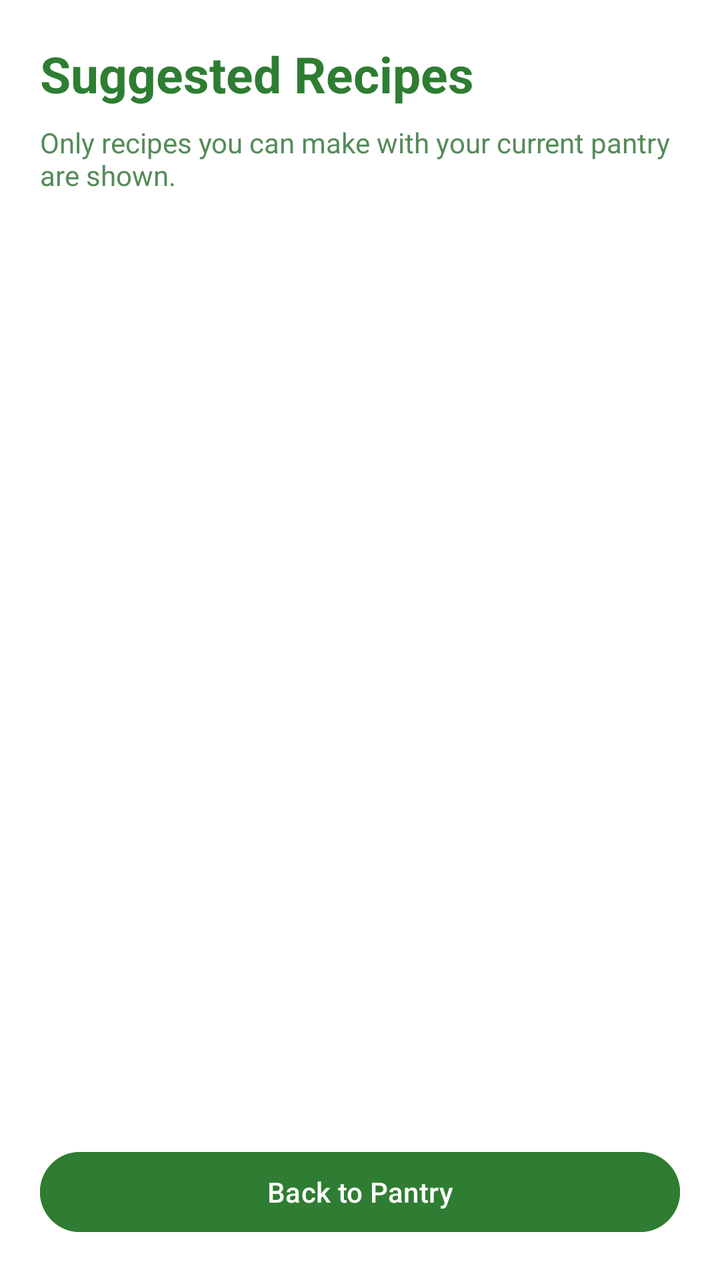
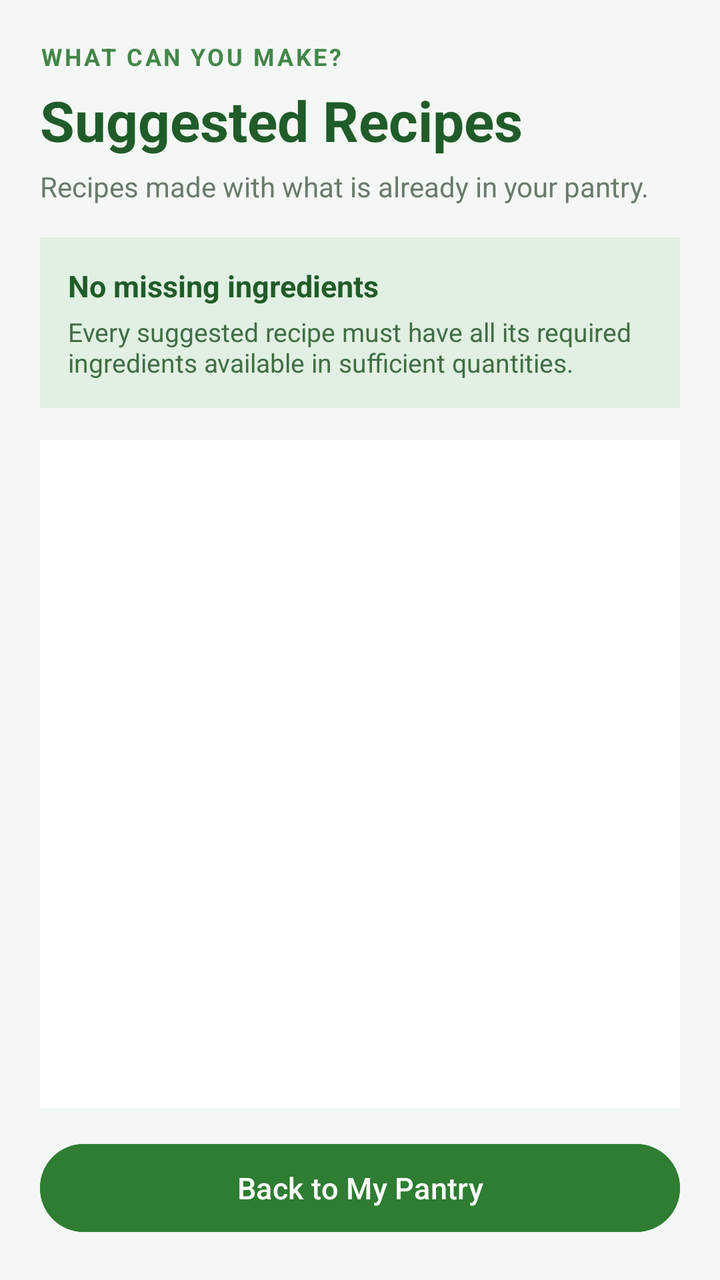

Screens rendered from an Android XML layout before and after an edit, with the pre-edit source and the edit as a unified diff.
<!-- AndroidManifest.xml: application theme Theme.Smartpantrymanager -->
<!-- res/layout/activity_suggested_recipes.xml -->
<?xml version="1.0" encoding="utf-8"?>
<LinearLayout xmlns:android="http://schemas.android.com/apk/res/android"
    android:layout_width="match_parent"
    android:layout_height="match_parent"
    android:orientation="vertical"
    android:padding="20dp"
    android:background="#FFFFFF">

    <TextView
        android:layout_width="match_parent"
        android:layout_height="wrap_content"
        android:text="Suggested Recipes"
        android:textSize="25sp"
        android:textStyle="bold"
        android:textColor="#2E7D32"
        android:paddingBottom="8dp" />

    <TextView
        android:layout_width="match_parent"
        android:layout_height="wrap_content"
        android:text="Only recipes you can make with your current pantry are shown."
        android:textSize="14sp"
        android:textColor="#558B5A"
        android:paddingBottom="12dp" />

    <TextView
        android:id="@+id/txtNoRecipes"
        android:layout_width="match_parent"
        android:layout_height="wrap_content"
        android:text="No recipes match your pantry yet. Add more ingredients."
        android:textColor="#2E7D32"
        android:background="#E8F5E9"
        android:visibility="gone"
        android:padding="12dp" />

    <ListView
        android:id="@+id/listRecipes"
        android:layout_width="match_parent"
        android:layout_height="0dp"
        android:layout_weight="1"
        android:divider="#C8E6C9"
        android:dividerHeight="1dp" />

    <Button
        android:id="@+id/btnBackToPantry"
        android:layout_width="match_parent"
        android:layout_height="wrap_content"
        android:text="Back to Pantry"
        android:backgroundTint="#2E7D32"
        android:textColor="#FFFFFF" />

</LinearLayout>
<!-- resources referenced by this layout -->
<resources>
  <style name="Theme.Smartpantrymanager" parent="Base.Theme.Smartpantrymanager" />
  <style name="Base.Theme.Smartpantrymanager" parent="Theme.Material3.DayNight.NoActionBar">
          
          
      </style>
</resources>

<!-- the commit's change to res/layout/activity_suggested_recipes.xml (unified diff, before → after) -->
@@ -3,49 +3,100 @@
     android:layout_width="match_parent"
     android:layout_height="match_parent"
     android:orientation="vertical"
-    android:padding="20dp"
-    android:background="#FFFFFF">
+    android:background="#F4F8F4"
+    android:padding="20dp">
+
+    <TextView
+        android:layout_width="match_parent"
+        android:layout_height="wrap_content"
+        android:text="WHAT CAN YOU MAKE?"
+        android:textColor="#43864A"
+        android:textSize="12sp"
+        android:textStyle="bold"
+        android:letterSpacing="0.1" />
 
     <TextView
         android:layout_width="match_parent"
         android:layout_height="wrap_content"
         android:text="Suggested Recipes"
-        android:textSize="25sp"
+        android:textSize="28sp"
         android:textStyle="bold"
-        android:textColor="#2E7D32"
-        android:paddingBottom="8dp" />
+        android:textColor="#205C29"
+        android:paddingTop="5dp" />
 
     <TextView
         android:layout_width="match_parent"
         android:layout_height="wrap_content"
-        android:text="Only recipes you can make with your current pantry are shown."
+        android:text="Recipes made with what is already in your pantry."
         android:textSize="14sp"
-        android:textColor="#558B5A"
-        android:paddingBottom="12dp" />
+        android:textColor="#687B69"
+        android:paddingTop="5dp"
+        android:paddingBottom="16dp" />
 
-    <TextView
-        android:id="@+id/txtNoRecipes"
+    <LinearLayout
         android:layout_width="match_parent"
         android:layout_height="wrap_content"
-        android:text="No recipes match your pantry yet. Add more ingredients."
-        android:textColor="#2E7D32"
-        android:background="#E8F5E9"
-        android:visibility="gone"
-        android:padding="12dp" />
+        android:orientation="vertical"
+        android:padding="14dp"
+        android:background="#E1F0E2">
 
-    <ListView
-        android:id="@+id/listRecipes"
+        <TextView
+            android:layout_width="match_parent"
+            android:layout_height="wrap_content"
+            android:text="No missing ingredients"
+            android:textColor="#205C29"
+            android:textSize="15sp"
+            android:textStyle="bold" />
+
+        <TextView
+            android:layout_width="match_parent"
+            android:layout_height="wrap_content"
+            android:text="Every suggested recipe must have all its required ingredients available in sufficient quantities."
+            android:textColor="#426D46"
+            android:textSize="13sp"
+            android:paddingTop="4dp" />
+    </LinearLayout>
+
+    <LinearLayout
         android:layout_width="match_parent"
         android:layout_height="0dp"
         android:layout_weight="1"
-        android:divider="#C8E6C9"
-        android:dividerHeight="1dp" />
+        android:orientation="vertical"
+        android:layout_marginTop="16dp"
+        android:padding="12dp"
+        android:background="#FFFFFF">
+
+        <TextView
+            android:id="@+id/txtNoRecipes"
+            android:layout_width="match_parent"
+            android:layout_height="wrap_content"
+            android:text="No recipes match your pantry yet. Add more ingredients and try again."
+            android:textColor="#426D46"
+            android:textSize="15sp"
+            android:gravity="center"
+            android:background="#E8F5E9"
+            android:visibility="gone"
+            android:padding="20dp" />
+
+        <ListView
+            android:id="@+id/listRecipes"
+            android:layout_width="match_parent"
+            android:layout_height="0dp"
+            android:layout_weight="1"
+            android:background="#FFFFFF"
+            android:divider="#E0EAE0"
+            android:dividerHeight="1dp"
+            android:paddingTop="4dp" />
+    </LinearLayout>
 
     <Button
         android:id="@+id/btnBackToPantry"
         android:layout_width="match_parent"
-        android:layout_height="wrap_content"
-        android:text="Back to Pantry"
+        android:layout_height="52dp"
+        android:layout_marginTop="14dp"
+        android:text="Back to My Pantry"
+        android:textAllCaps="false"
+        android:textSize="15sp"
         android:backgroundTint="#2E7D32"
         android:textColor="#FFFFFF" />
 
